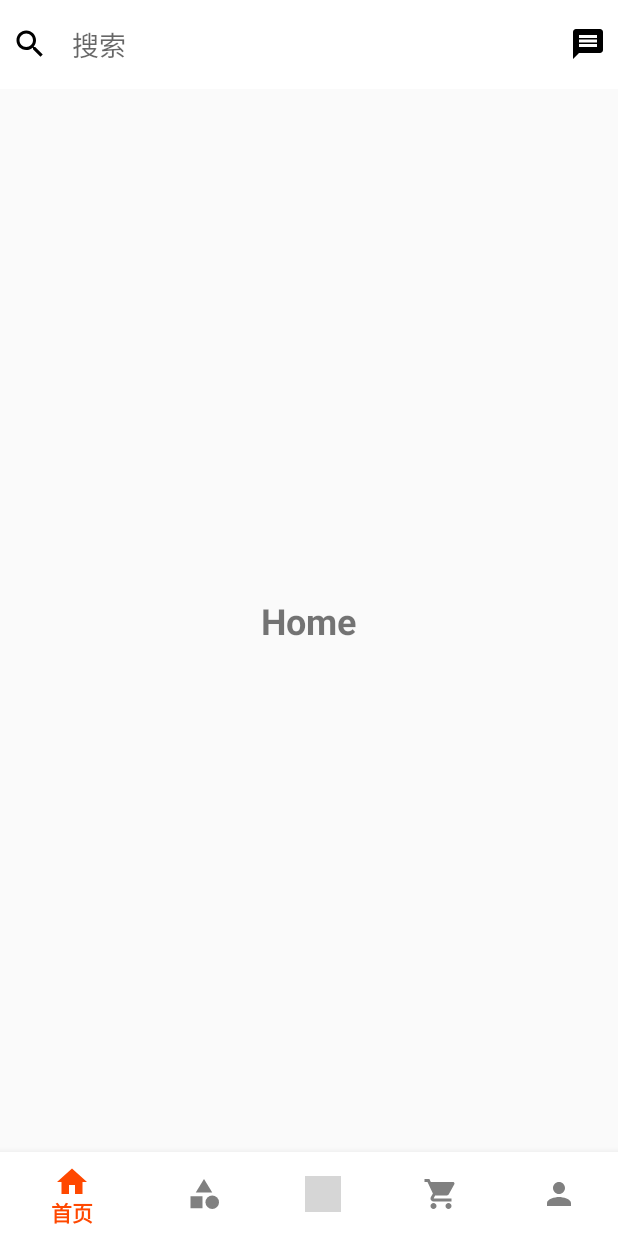
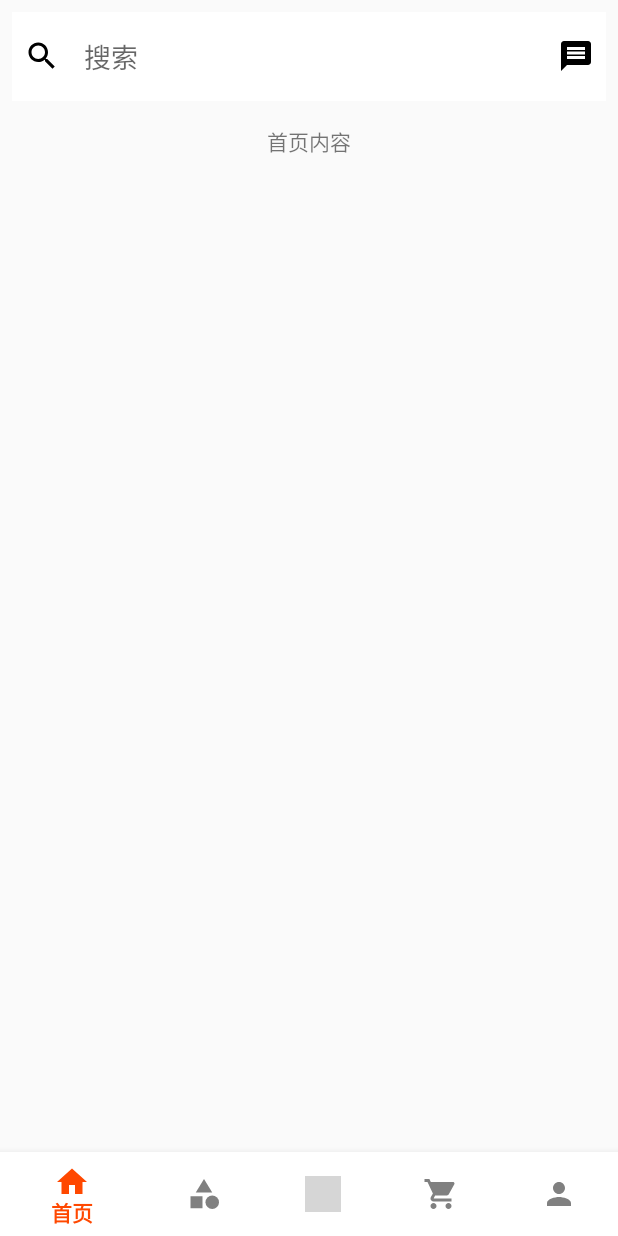
Before and after one commit to GanBro/AndroidAssignment, an Android app: the screen it shows after launch (MainActivity), on a phone screen of 412 x 824 dp. Run offline under Robolectric (Android 15) with nearby library versions, the phone set to English and light mode, and no system bars; grey boxes are pictures that could not be loaded.

Commit message:
解决搜索框显示bug

```diff
--- a/app/src/main/res/layout/activity_main.xml
+++ b/app/src/main/res/layout/activity_main.xml
@@ -5,51 +5,6 @@
     android:layout_height="match_parent"
     android:orientation="vertical"
     tools:context=".activities.MainActivity">
-
-    <!-- 注释掉 MaterialToolbar 组件 -->
-    <!--
-    <com.google.android.material.appbar.MaterialToolbar
-        android:id="@+id/topAppBar"
-        android:layout_width="match_parent"
-        android:layout_height="?attr/actionBarSize"
-        android:background="?attr/colorPrimary"
-        android:theme="@style/ThemeOverlay.MaterialComponents.ActionBar"
-        app:title="ShopMaster"
-        app:navigationIcon="@drawable/ic_menu" />
-    -->
-
-    <!-- 添加搜索栏和消息图标 -->
-    <LinearLayout
-        android:layout_width="match_parent"
-        android:layout_height="wrap_content"
-        android:orientation="horizontal"
-        android:padding="8dp"
-        android:gravity="center_vertical"
-        android:background="@android:color/white">
-
-        <ImageView
-            android:layout_width="24dp"
-            android:layout_height="24dp"
-            android:src="@drawable/ic_search"
-            android:contentDescription="@string/search_icon" />
-
-        <EditText
-            android:id="@+id/search_bar"
-            android:layout_width="0dp"
-            android:layout_height="wrap_content"
-            android:layout_weight="1"
-            android:layout_marginStart="8dp"
-            android:hint="搜索"
-            android:background="@null"
-            android:padding="8dp" />
-
-        <ImageView
-            android:layout_width="24dp"
-            android:layout_height="24dp"
-            android:layout_marginStart="8dp"
-            android:src="@drawable/ic_message"
-            android:contentDescription="@string/message_icon" />
-    </LinearLayout>
 
     <FrameLayout
         android:id="@+id/fragment_container"
--- a/app/src/main/res/layout/fragment_home.xml
+++ b/app/src/main/res/layout/fragment_home.xml
@@ -2,14 +2,47 @@
     android:layout_width="match_parent"
     android:layout_height="match_parent"
     android:orientation="vertical"
-    android:gravity="center"
-    android:padding="16dp">
+    android:padding="8dp">
 
+    <!-- 添加搜索栏和消息图标 -->
+    <LinearLayout
+        android:layout_width="match_parent"
+        android:layout_height="wrap_content"
+        android:orientation="horizontal"
+        android:padding="8dp"
+        android:gravity="center_vertical"
+        android:background="@android:color/white">
+
+        <ImageView
+            android:layout_width="24dp"
+            android:layout_height="24dp"
+            android:src="@drawable/ic_search"
+            android:contentDescription="@string/search_icon" />
+
+        <EditText
+            android:id="@+id/search_bar"
+            android:layout_width="0dp"
+            android:layout_height="wrap_content"
+            android:layout_weight="1"
+            android:layout_marginStart="8dp"
+            android:hint="搜索"
+            android:background="@null"
+            android:padding="8dp" />
+
+        <ImageView
+            android:layout_width="24dp"
+            android:layout_height="24dp"
+            android:layout_marginStart="8dp"
+            android:src="@drawable/ic_message"
+            android:contentDescription="@string/message_icon" />
+    </LinearLayout>
+
+    <!-- 其他内容可以放在这里 -->
     <TextView
         android:layout_width="wrap_content"
         android:layout_height="wrap_content"
-        android:text="Home"
-        android:textSize="24sp"
-        android:textStyle="bold" />
+        android:text="首页内容"
+        android:layout_gravity="center"
+        android:paddingTop="16dp"/>
 
 </LinearLayout>
```
